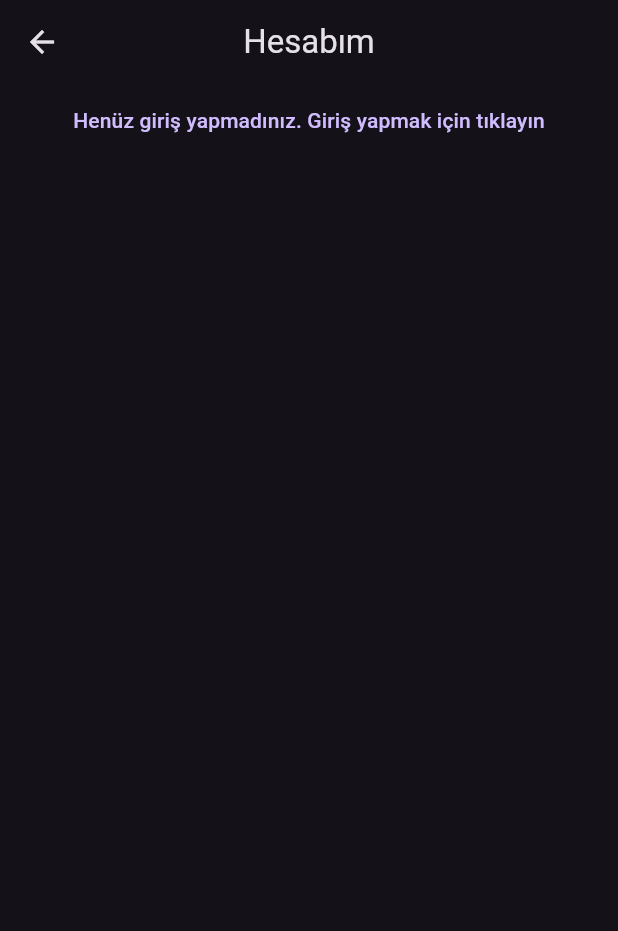
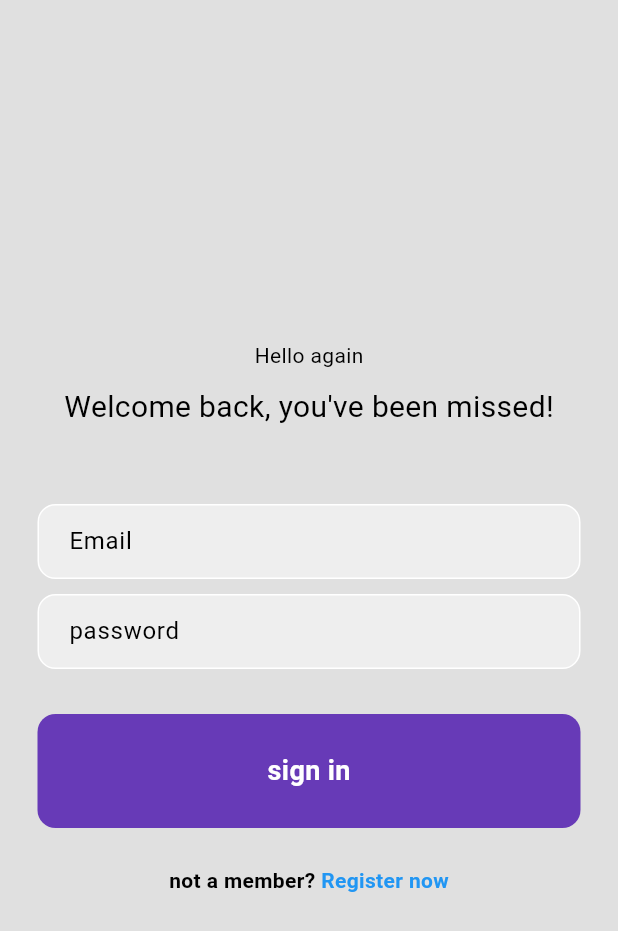
Before and after one commit to bilalcavus/TatliSozlukApp, a Flutter app: the screen it shows after launch, item 4 of the bottom bar chosen, on a phone screen of 412 x 824 dp. Shown: the top 931 px of the screen. Run offline on Flutter 3.47's test engine with Material 3 defaults, Android fonts, the phone set to English and light mode, and no system bars; our stand-ins replace cloud_firestore, firebase_auth, firebase_core, get, iconsax; accounts and stored records are empty.

Commit message:
state-management-fix

```diff
--- a/lib/constants/text_strings.dart
+++ b/lib/constants/text_strings.dart
@@ -6,4 +6,5 @@ class TextStrings {
   static const String errorTitle = 'baslik bulunamadi';
   static const String entrySend = 'uçur';
   static const String entryTextfieldHintText = 'entry gir';
+  static const String accountLoginWarning = 'Henüz giriş yapmadınız. Giriş yapmak için tıklayın';
 }
--- a/lib/main.dart
+++ b/lib/main.dart
@@ -1,8 +1,8 @@
 import 'package:firebase_core/firebase_core.dart';
 import 'package:flutter/material.dart';
 import 'package:tatli_sozluk/firebase_options.dart';
-import 'package:tatli_sozluk/screens/account_page_view.dart';
-import 'package:tatli_sozluk/screens/auth/auth_view_page.dart';
+import 'package:tatli_sozluk/screens/auth/login_page.dart';
+import 'package:tatli_sozluk/screens/auth_controller.dart';
 import 'package:tatli_sozluk/screens/home_page_view.dart';
 import 'package:tatli_sozluk/screens/notifications_view.dart';
 import 'package:tatli_sozluk/screens/search_page_view.dart';
@@ -28,7 +28,7 @@ class MyApp extends StatelessWidget {
         '/searchPage': (context) => const SearchPageView(),
         '/notificationPage': (context) => const NotificationsView(),
         '/profilePage': (context) => const AccountPageView(),
-        '/authPage': (context) => const UserLoginScreen()
+        '/loginPage': (context) =>  LoginPage(showRegisterPage: () {})
       },
       title: 'Flutter Demo',
       // theme: ThemeData(
--- a/lib/screens/account_page_view.dart
+++ /dev/null
@@ -1,54 +0,0 @@
-import 'package:firebase_auth/firebase_auth.dart';
-import 'package:flutter/material.dart';
-import 'package:tatli_sozluk/screens/home_page_view.dart';
-import 'package:tatli_sozluk/services/firestore.dart';
-
-class AccountPageView extends StatefulWidget {
-  const AccountPageView({super.key});
-
-  @override
-  State<AccountPageView> createState() => _AccountPageViewState();
-}
-
-class _AccountPageViewState extends State<AccountPageView> {
-  FirestoreService firestoreService = FirestoreService();
-  final user = FirebaseAuth.instance.currentUser;
-
-  @override
-  Widget build(BuildContext context) {
-    return Scaffold(
-      appBar: AppBar(
-        title: const Text('Hesabım'),
-        centerTitle: true,
-      ),
-      body: user == null
-          ? Column(
-              children: [
-                Center(
-                  child: TextButton(
-                    onPressed: () {
-                      Navigator.of(context).pushNamed('/authPage');
-                    },
-                    child: const Text('Henüz giriş yapmadınız. Giriş yapmak için tıklayın'),
-                  ),
-                ),
-              ],
-            )
-          : Column(
-              children: [
-                Center(
-                  child: Text('Hoşgeldiniz, ${user?.email ?? "Kullanıcı"}!'),
-                ),
-                TextButton(
-                  onPressed:  () async {
-                  await firestoreService.logoutUser();
-                  Navigator.push(context,
-                    MaterialPageRoute(
-                      builder: (context) => const HomePageView()));
-
-                }, child: const Text('çıkış yap'))
-              ],
-            ),
-    );
-  }
-}
--- /dev/null
+++ b/lib/screens/auth/auth_page.dart
@@ -0,0 +1,29 @@
+import 'package:flutter/material.dart';
+import 'package:tatli_sozluk/screens/auth/register_page.dart';
+import 'package:tatli_sozluk/screens/auth/login_page.dart';
+
+class AuthPage extends StatefulWidget {
+  const AuthPage({super.key});
+
+  @override
+  State<AuthPage> createState() => _AuthPageState();
+}
+
+class _AuthPageState extends State<AuthPage> {
+  bool showLoginPage = true;
+
+  void toggleScreens(){
+    setState(() {
+      showLoginPage = !showLoginPage;
+    });
+  }
+  @override
+  Widget build(BuildContext context) {
+    if (showLoginPage) {
+      return LoginPage(showRegisterPage:toggleScreens);
+    }
+    else{
+      return RegisterPage(showLoginPage:toggleScreens);
+    }
+  }
+}
--- /dev/null
+++ b/lib/screens/auth/login_page.dart
@@ -0,0 +1,143 @@
+// ignore_for_file: prefer_const_constructors
+
+import 'package:firebase_auth/firebase_auth.dart';
+import 'package:flutter/material.dart';
+import 'package:flutter/widgets.dart';
+import 'package:get/get.dart';
+import 'package:get/get_core/src/get_main.dart';
+
+class LoginPage extends StatefulWidget {
+  final VoidCallback showRegisterPage;
+  const LoginPage({super.key, required this.showRegisterPage});
+
+  @override
+  State<LoginPage> createState() => _LoginPageState();
+}
+
+class _LoginPageState extends State<LoginPage> {
+  final _emailController = TextEditingController();
+  final _passwordController = TextEditingController();
+
+  Future signIn() async{
+    await FirebaseAuth.instance.signInWithEmailAndPassword(
+      email: _emailController.text.trim(),
+      password: _passwordController.text.trim(),
+      );
+  }
+
+  @override
+  void dispose() {
+    _emailController.dispose();
+    _passwordController.dispose();
+    super.dispose();
+  }
+
+  @override
+  Widget build(BuildContext context) {
+    return Scaffold(
+      backgroundColor: Colors.grey[300],
+      body: SafeArea(
+        child: Center(
+          child: Column(
+            mainAxisAlignment: MainAxisAlignment.center,
+            children: [
+              //Hello again!
+              Text('Hello again', style: TextStyle(color: Colors.black)),
+              SizedBox(height: 10,),
+              Text('Welcome back, you\'ve been missed!', style: TextStyle(fontSize: 20, color: Colors.black),),
+              SizedBox(height: 50,),
+              //email textfield
+              Padding(
+                padding: const EdgeInsets.symmetric(horizontal: 25.0),
+                child: Container(
+                  decoration: BoxDecoration(
+                    color: Colors.grey[200],
+                    border: Border.all(color: Colors.white),
+                    borderRadius: BorderRadius.circular(12),
+                  ),
+                  child:  Padding(
+                    padding: EdgeInsets.only(left: 20.0),
+                    child: TextField(
+                      controller: _emailController,
+                      decoration: InputDecoration(
+                        border: InputBorder.none,
+                        hintText: 'Email',
+                        hintStyle: TextStyle(color: Colors.black)
+                      ),
+                    ),
+                  ),
+                ),
+              ),
+          const SizedBox(height: 10,),
+
+              //password textfield
+              Padding(
+                padding: const EdgeInsets.symmetric(horizontal: 25.0),
+                child: Container(
+                  decoration: BoxDecoration(
+                    color: Colors.grey[200],
+                    border: Border.all(color: Colors.white),
+                    borderRadius: BorderRadius.circular(12),
+                  ),
+                  child:  Padding(
+                    padding:  EdgeInsets.only(left: 20.0),
+                    child: TextField(
+                      controller: _passwordController,
+                      obscureText: true,
+                      decoration: InputDecoration(
+                        border: InputBorder.none,
+                        hintText: 'password',
+                        hintStyle: TextStyle(color: Colors.black)
+                      ),
+                    ),
+                  ),
+                ),
+              ),
+              const SizedBox(height: 30,),
+              //sign in button
+              Padding(
+                padding: const EdgeInsets.symmetric(horizontal: 25.0),
+                child: GestureDetector(
+                  onTap:  signIn,
+                  child: Container(
+                    padding: const EdgeInsets.all(25),
+                    decoration: BoxDecoration(color: Colors.deepPurple,
+                      borderRadius: BorderRadius.circular(12)
+                    ),
+                    child:  Center(
+                      child: Text('sign in',
+                      style: TextStyle(color: Colors.white, fontWeight: FontWeight.bold,
+                      fontSize: 18),),
+                    ),
+                  ),
+                ),
+              ),
+              const SizedBox(height: 25,),
+
+              //not a member? register now
+              Row(
+                mainAxisAlignment: MainAxisAlignment.center,
+                children: [
+                  Text('not a member? ', style: TextStyle(
+                    fontWeight: FontWeight.bold,
+                    color: Colors.black
+                  ),),
+                  GestureDetector(
+                    onTap: widget.showRegisterPage,
+                    child: Text(
+                      'Register now',
+                      style: TextStyle(
+                        color: Colors.blue,
+                        fontWeight: FontWeight.bold
+                      ),
+                    ),
+                  )
+                ],
+              )
+            ],
+          ),
+        ),
+      ),
+    );
+  }
+}
--- /dev/null
+++ b/lib/screens/auth_controller.dart
@@ -0,0 +1,28 @@
+// ignore_for_file: curly_braces_in_flow_control_structures
+
+import 'package:firebase_auth/firebase_auth.dart';
+import 'package:flutter/material.dart';
+import 'package:tatli_sozluk/screens/auth/auth_page.dart';
+import 'package:tatli_sozluk/screens/auth/login_page.dart';
+import 'package:tatli_sozluk/screens/profile_view.dart';
+
+class AccountPageView extends StatefulWidget {
+  const AccountPageView({super.key});
+
+  @override
+  State<AccountPageView> createState() => _AccountPageViewState();
+}
+
+class _AccountPageViewState extends State<AccountPageView> {
+  @override
+  Widget build(BuildContext context) {
+    return Scaffold(
+      body: StreamBuilder<User?>(
+        stream: FirebaseAuth.instance.authStateChanges(),
+        builder: (context, snapshot){
+          if(snapshot.hasData) return const ProfileView();
+          else return const AuthPage();
+        },),
+    );
+  }
+}
--- a/lib/screens/title_view_page.dart
+++ b/lib/screens/title_view_page.dart
@@ -60,7 +60,7 @@ IconButton appBarIcons(BuildContext context, String docID, String titleText) {
   return IconButton(
     icon: const Icon(Iconsax.pen_add5) ,
     onPressed: (){
-      if (user == null) Navigator.pushReplacementNamed(context, '/authPage');
+      if (user == null) Navigator.pushReplacementNamed(context, '/loginPage');
       else{
         Navigator.push(context, MaterialPageRoute(
           builder: (context) => const AddEntryView(),
--- a/pubspec.yaml
+++ b/pubspec.yaml
@@ -40,6 +40,7 @@ dependencies:
   cloud_firestore: ^5.6.2
   iconsax: ^0.0.8
   firebase_auth: ^5.4.1
+  google_fonts:
 
 dev_dependencies:
   flutter_test:
```
Also changed, not shown: lib/controller/user_login_controller.dart (deleted, +0 -76 lines), lib/screens/auth/auth_view_page.dart (deleted, +0 -84 lines), lib/screens/auth/register_page.dart (added, +176 -0 lines), lib/screens/profile_view.dart (added, +43 -0 lines), lib/widgets/title_stream_widget.dart (+16 -14 lines), pubspec.lock, 1 other file.
